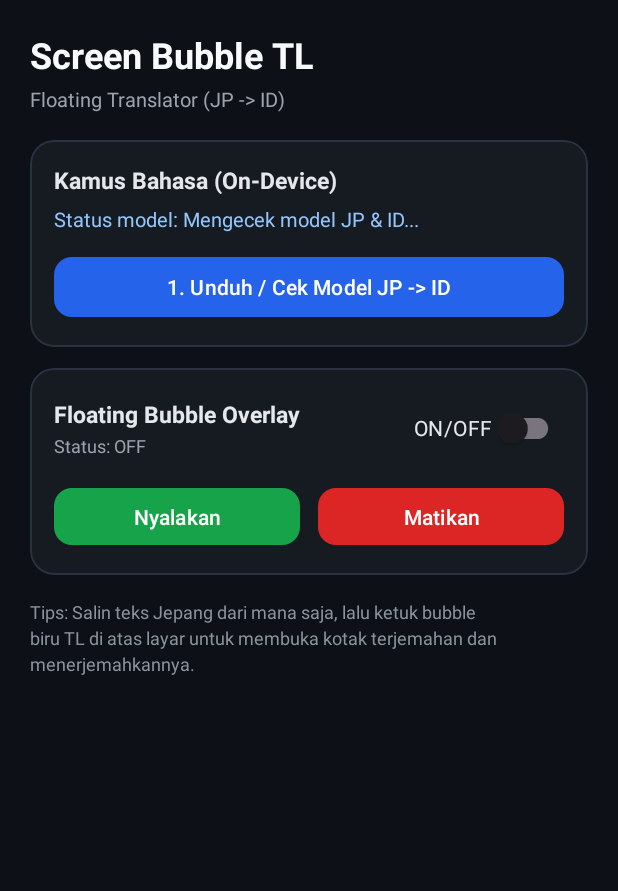
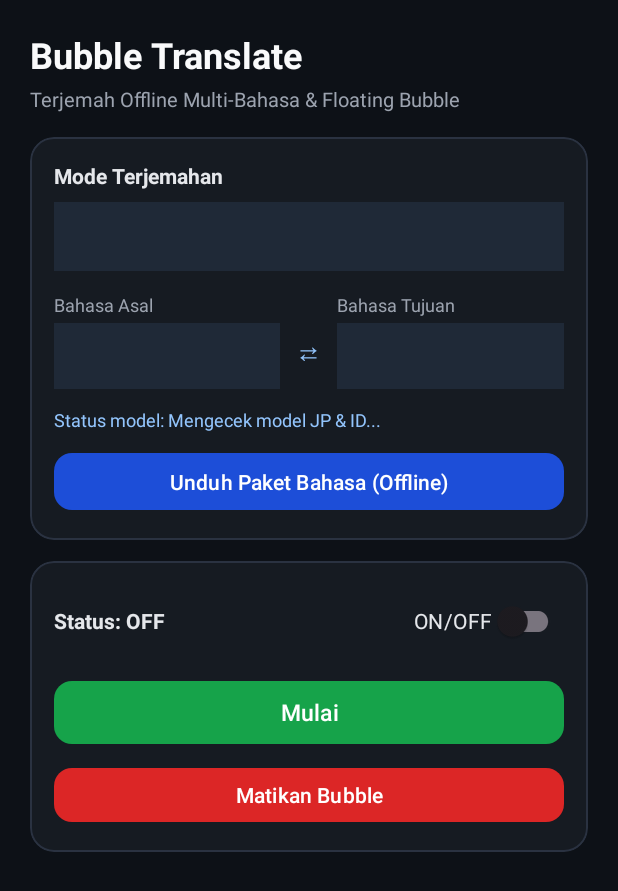
Before and after one commit to GiSan9/screen-bubble-translate, an Android app: the screen it shows after launch (MainActivity), on a phone screen of 412 x 824 dp. Shown: the top 891 px of the screen. Run offline under Robolectric (Android 15) with nearby library versions, the phone set to English and light mode, and no system bars; libraries missing offline, so code that uses them is left out: com.google.mlkit.common, com.google.mlkit.nl; 3 statements that could not run were skipped.

Commit message:
Modify UI elements in activity_main.xml
Updated text labels and layout properties in activity_main.xml to improve clarity and functionality.

```diff
--- a/app/src/main/res/layout/activity_main.xml
+++ b/app/src/main/res/layout/activity_main.xml
@@ -15,7 +15,7 @@
         <TextView
             android:layout_width="wrap_content"
             android:layout_height="wrap_content"
-            android:text="Screen Bubble TL"
+            android:text="Bubble Translate"
             android:textColor="#F9FAFB"
             android:textSize="24sp"
             android:textStyle="bold" />
@@ -24,15 +24,15 @@
             android:layout_width="wrap_content"
             android:layout_height="wrap_content"
             android:layout_marginTop="4dp"
-            android:text="Floating Translator (JP -&gt; ID)"
+            android:text="Terjemah Offline Multi-Bahasa &amp; Floating Bubble"
             android:textColor="#9CA3AF"
             android:textSize="13sp" />
 
-        <!-- Card Status Model -->
+        <!-- Card Mode & Bahasa -->
         <com.google.android.material.card.MaterialCardView
             android:layout_width="match_parent"
             android:layout_height="wrap_content"
-            android:layout_marginTop="18dp"
+            android:layout_marginTop="16dp"
             app:cardBackgroundColor="#161B22"
             app:cardCornerRadius="16dp"
             app:strokeColor="#2A3241"
@@ -47,33 +47,100 @@
                 <TextView
                     android:layout_width="wrap_content"
                     android:layout_height="wrap_content"
-                    android:text="Kamus Bahasa (On-Device)"
+                    android:text="Mode Terjemahan"
                     android:textColor="#E5E7EB"
-                    android:textSize="15sp"
+                    android:textSize="14sp"
                     android:textStyle="bold" />
+
+                <Spinner
+                    android:id="@+id/spinnerMode"
+                    android:layout_width="match_parent"
+                    android:layout_height="46dp"
+                    android:layout_marginTop="8dp"
+                    android:background="#1F2937"
+                    android:padding="8dp" />
+
+                <LinearLayout
+                    android:layout_width="match_parent"
+                    android:layout_height="wrap_content"
+                    android:layout_marginTop="14dp"
+                    android:gravity="center_vertical"
+                    android:orientation="horizontal">
+
+                    <LinearLayout
+                        android:layout_width="0dp"
+                        android:layout_height="wrap_content"
+                        android:layout_weight="1"
+                        android:orientation="vertical">
+
+                        <TextView
+                            android:layout_width="wrap_content"
+                            android:layout_height="wrap_content"
+                            android:text="Bahasa Asal"
+                            android:textColor="#9CA3AF"
+                            android:textSize="12sp" />
+
+                        <Spinner
+                            android:id="@+id/spinnerSourceLang"
+                            android:layout_width="match_parent"
+                            android:layout_height="44dp"
+                            android:layout_marginTop="4dp"
+                            android:background="#1F2937" />
+                    </LinearLayout>
+
+                    <TextView
+                        android:layout_width="wrap_content"
+                        android:layout_height="wrap_content"
+                        android:paddingHorizontal="10dp"
+                        android:paddingTop="14dp"
+                        android:text="⇄"
+                        android:textColor="#93C5FD"
+                        android:textSize="18sp" />
+
+                    <LinearLayout
+                        android:layout_width="0dp"
+                        android:layout_height="wrap_content"
+                        android:layout_weight="1"
+                        android:orientation="vertical">
+
+                        <TextView
+                            android:layout_width="wrap_content"
+                            android:layout_height="wrap_content"
+                            android:text="Bahasa Tujuan"
+                            android:textColor="#9CA3AF"
+                            android:textSize="12sp" />
+
+                        <Spinner
+                            android:id="@+id/spinnerTargetLang"
+                            android:layout_width="match_parent"
+                            android:layout_height="44dp"
+                            android:layout_marginTop="4dp"
+                            android:background="#1F2937" />
+                    </LinearLayout>
+                </LinearLayout>
 
                 <TextView
                     android:id="@+id/tvModelStatus"
                     android:layout_width="match_parent"
                     android:layout_height="wrap_content"
-                    android:layout_marginTop="6dp"
-                    android:text="Status model: Mengecek model JP &amp; ID..."
+                    android:layout_marginTop="12dp"
+                    android:text="Status model: Mengecek..."
                     android:textColor="#93C5FD"
-                    android:textSize="13sp" />
+                    android:textSize="12sp" />
 
                 <com.google.android.material.button.MaterialButton
                     android:id="@+id/btnDownloadModel"
                     android:layout_width="match_parent"
-                    android:layout_height="48dp"
-                    android:layout_marginTop="12dp"
-                    android:text="1. Unduh / Cek Model JP -&gt; ID"
+                    android:layout_height="46dp"
+                    android:layout_marginTop="10dp"
+                    android:text="Unduh Paket Bahasa (Offline)"
                     android:textAllCaps="false"
-                    app:backgroundTint="#2563EB"
+                    app:backgroundTint="#1D4ED8"
                     app:cornerRadius="12dp" />
             </LinearLayout>
         </com.google.android.material.card.MaterialCardView>
 
-        <!-- Card Kontrol Floating Bubble ON/OFF -->
+        <!-- Card Kontrol Mulai & ON/OFF -->
         <com.google.android.material.card.MaterialCardView
             android:layout_width="match_parent"
             android:layout_height="wrap_content"
@@ -95,29 +162,15 @@
                     android:gravity="center_vertical"
                     android:orientation="horizontal">
 
-                    <LinearLayout
+                    <TextView
+                        android:id="@+id/tvBubbleState"
                         android:layout_width="0dp"
                         android:layout_height="wrap_content"
                         android:layout_weight="1"
-                        android:orientation="vertical">
-
-                        <TextView
-                            android:layout_width="wrap_content"
-                            android:layout_height="wrap_content"
-                            android:text="Floating Bubble Overlay"
+                        android:text="Bubble Overlay: OFF"
                         android:textColor="#E5E7EB"
-                            android:textSize="15sp"
+                        android:textSize="14sp"
                         android:textStyle="bold" />
-
-                        <TextView
-                            android:id="@+id/tvBubbleState"
-                            android:layout_width="wrap_content"
-                            android:layout_height="wrap_content"
-                            android:layout_marginTop="2dp"
-                            android:text="Status: OFF"
-                            android:textColor="#9CA3AF"
-                            android:textSize="12sp" />
-                    </LinearLayout>
 
                     <com.google.android.material.switchmaterial.SwitchMaterial
                         android:id="@+id/switchFloating"
@@ -127,45 +180,28 @@
                         android:textColor="#E5E7EB" />
                 </LinearLayout>
 
-                <LinearLayout
-                    android:layout_width="match_parent"
-                    android:layout_height="wrap_content"
-                    android:layout_marginTop="12dp"
-                    android:orientation="horizontal">
-
                 <com.google.android.material.button.MaterialButton
                     android:id="@+id/btnStartBubble"
-                        android:layout_width="0dp"
-                        android:layout_height="46dp"
-                        android:layout_marginEnd="6dp"
-                        android:layout_weight="1"
-                        android:text="Nyalakan"
+                    android:layout_width="match_parent"
+                    android:layout_height="50dp"
+                    android:layout_marginTop="12dp"
+                    android:text="Mulai"
                     android:textAllCaps="false"
+                    android:textSize="15sp"
                     app:backgroundTint="#16A34A"
                     app:cornerRadius="12dp" />
 
                 <com.google.android.material.button.MaterialButton
                     android:id="@+id/btnStopBubble"
-                        android:layout_width="0dp"
-                        android:layout_height="46dp"
-                        android:layout_marginStart="6dp"
-                        android:layout_weight="1"
-                        android:text="Matikan"
+                    android:layout_width="match_parent"
+                    android:layout_height="44dp"
+                    android:layout_marginTop="8dp"
+                    android:text="Matikan Bubble"
                     android:textAllCaps="false"
                     app:backgroundTint="#DC2626"
                     app:cornerRadius="12dp" />
             </LinearLayout>
-            </LinearLayout>
         </com.google.android.material.card.MaterialCardView>
-
-        <TextView
-            android:layout_width="match_parent"
-            android:layout_height="wrap_content"
-            android:layout_marginTop="16dp"
-            android:lineSpacingExtra="3dp"
-            android:text="Tips: Salin teks Jepang dari mana saja, lalu ketuk bubble biru TL di atas layar untuk membuka kotak terjemahan dan menerjemahkannya."
-            android:textColor="#8B949E"
-            android:textSize="12sp" />
 
     </LinearLayout>
 </ScrollView>
```
Lines whose indentation alone changed are shown as unchanged.
